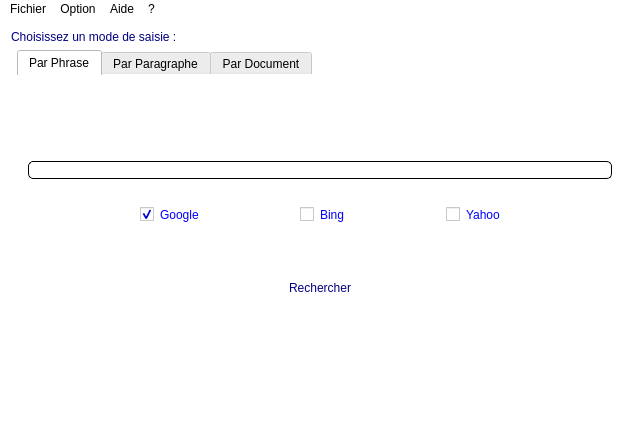
Above: Prototypes/AntiPlagia/src/Antiplagia/Formulaires/ihm.ui from Lorette/Antiplagiat before the change. Below: the same form after it.
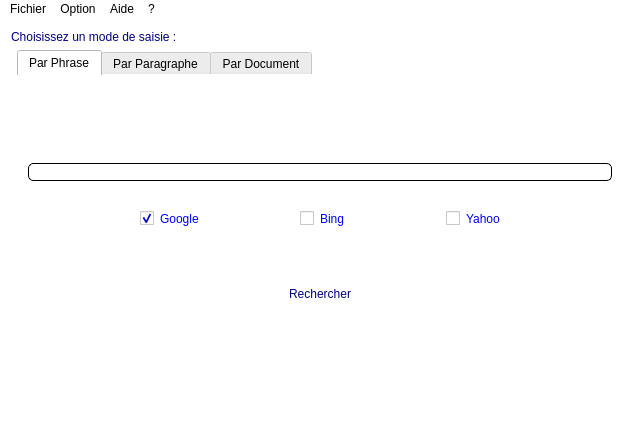
That is the form after the change. Icons and pictures are not drawn.

What changed in the file:
```diff
--- a/Prototypes/AntiPlagia/src/Antiplagia/Formulaires/ihm.ui
+++ b/Prototypes/AntiPlagia/src/Antiplagia/Formulaires/ihm.ui
@@ -10,7 +10,7 @@
     <x>0</x>
     <y>0</y>
     <width>634</width>
-    <height>421</height>
+    <height>431</height>
    </rect>
   </property>
   <property name="windowTitle">
```
Left out of the diff: 2 changed lines with no effect on the pictures.
